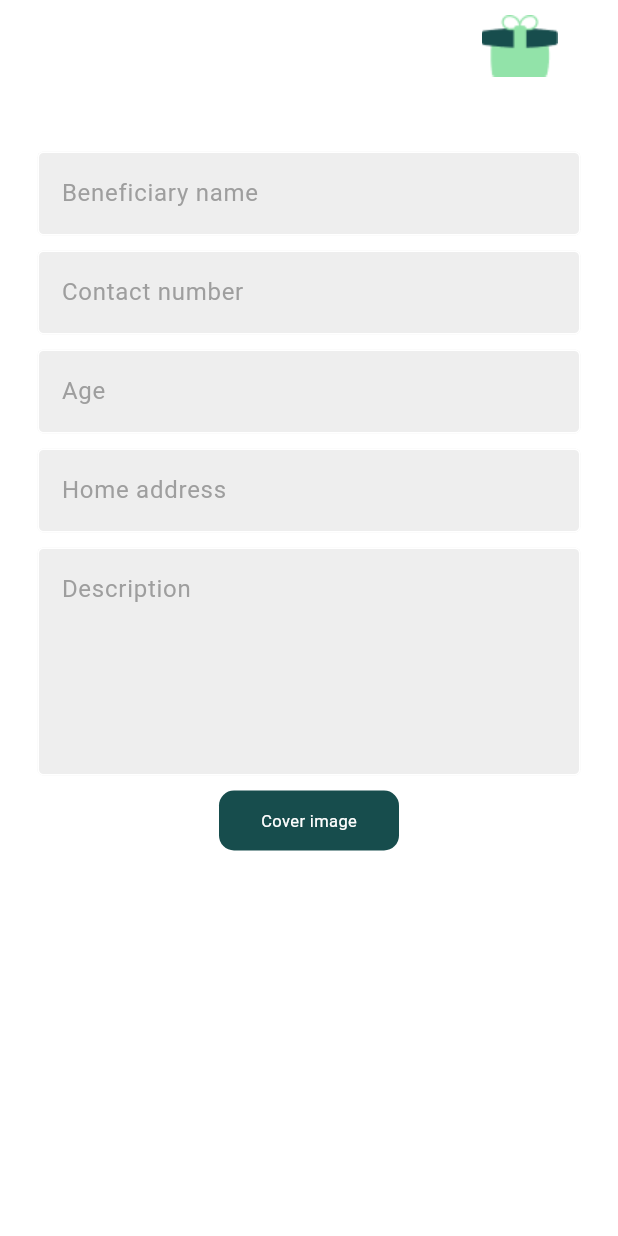
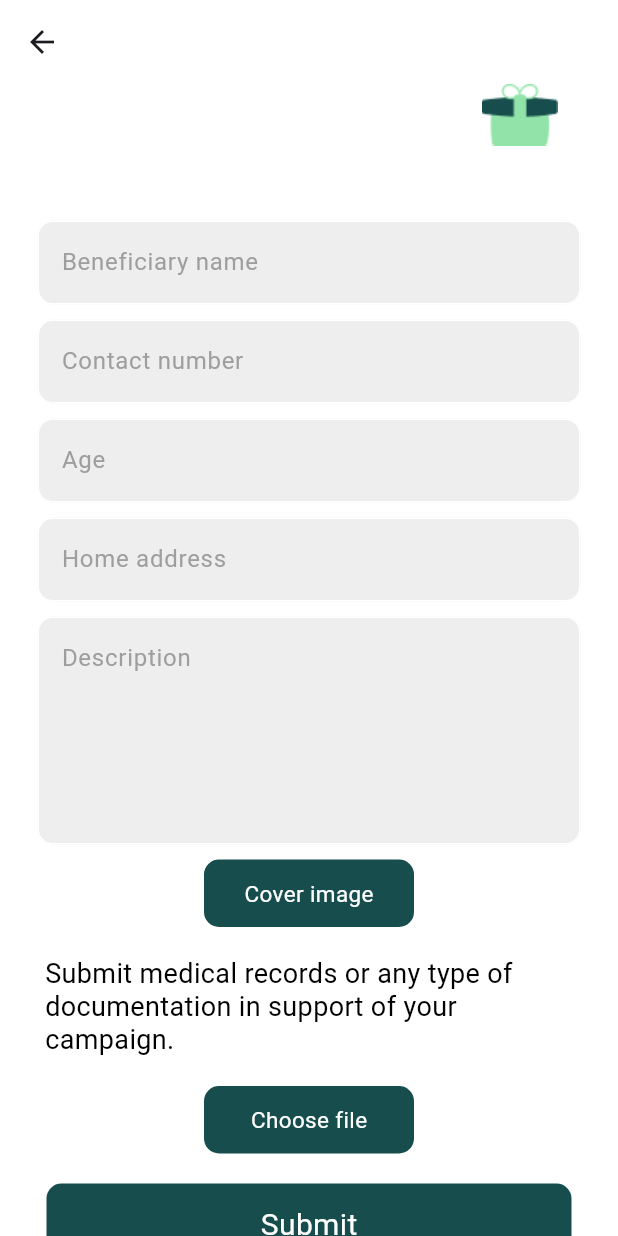
Before and after one commit to Manny-Munoz/gibu, a Flutter app: the StepTwoCampaing screen opened directly, on a phone screen of 412 x 824 dp. Run offline on Flutter 3.47's test engine with Material 3 defaults, Android fonts, the phone set to English and light mode, and no system bars.

Commit message:
Refactor input_text.dart, tag.dart, and step_two_campaing.dart

```diff
--- a/lib/components/input_text.dart
+++ b/lib/components/input_text.dart
@@ -28,6 +28,7 @@ class InputText extends StatelessWidget {
         decoration: InputDecoration(
             enabledBorder: const OutlineInputBorder(
               borderSide: BorderSide(color: Colors.white),
+              borderRadius: BorderRadius.all(Radius.circular(10)),
             ),
             focusedBorder: OutlineInputBorder(
               borderSide: BorderSide(color: Colors.grey.shade400),
--- a/lib/components/tag.dart
+++ b/lib/components/tag.dart
@@ -6,8 +6,9 @@ final String text;
   final Color buttonColor;
   final double tagWidth;
   final double tagHeight;
+  final double textSize;
 
-  const Tag ({super.key, this.text = "Medical", this.tagHeight=35, this.tagWidth=85, this.textColor = Colors.white, this.buttonColor = const Color.fromARGB(255, 23, 77, 77)});
+  const Tag ({super.key, this.text = "Medical", this.tagHeight=35, this.tagWidth=85, this.textSize=11, this.textColor = Colors.white, this.buttonColor = const Color.fromARGB(255, 23, 77, 77)});
 
 @override
 Widget build(BuildContext context){
@@ -23,7 +24,7 @@ Widget build(BuildContext context){
           text,
           style: TextStyle(
             color:  textColor,
-            fontSize: 11,
+            fontSize: textSize,
           ),
         ),
       ),
--- a/lib/pages/step_two_campaing.dart
+++ b/lib/pages/step_two_campaing.dart
@@ -14,13 +14,18 @@ class StepTwoCampaing extends StatelessWidget {
   Widget build(BuildContext context) {
     return Scaffold(
       backgroundColor: Colors.white,
-      body: SafeArea(
+      appBar: AppBar(
+        backgroundColor: Colors.transparent,
+      ),
+      body: Container(
+        color: Colors.white,
+        child: SafeArea(
+            child: SingleChildScrollView(
               child: Center(
                   child: Column(
                       children: [
-          const SizedBox(height: 10),
               Padding(
-              padding: EdgeInsets.symmetric(horizontal: 40.0),
+                  padding: const EdgeInsets.symmetric(horizontal: 40.0),
                   child: Row(
                     mainAxisAlignment: MainAxisAlignment.end,
                     children: [
@@ -53,8 +58,28 @@ class StepTwoCampaing extends StatelessWidget {
                   max: 5,
                   min: 5),
               const SizedBox(height: 10),
-          const Tag(text: "Cover image", tagWidth: 120, tagHeight: 40),
+              const Tag(text: "Cover image", tagWidth: 140, tagHeight: 45, textSize: 15,),
+              const SizedBox(height: 10),
+              const Padding(
+                    padding: EdgeInsets.symmetric(
+                        horizontal: 30.0, vertical: 10.0),
+                    child: Text(
+                      "Submit medical records or any type of documentation in support of your campaign.",
+                      style: TextStyle(
+                        height: 1.2,
+                          color: Colors.black,
+                          fontSize: 18),
+                    ),
+                  ),
+              const SizedBox(height: 10),
+              const Tag(text: "Choose file", tagWidth: 140, tagHeight: 45, textSize: 15,),
+              const SizedBox(height: 20),
+              const Tag(text: "Submit", tagWidth: 350, tagHeight: 55, textSize: 20,),
+              const SizedBox(height: 10),
                 ]),
-      )));
+                    ),
+            )
+        ),
+      ));
   }
 }
```
Lines whose indentation alone changed are shown as unchanged.
